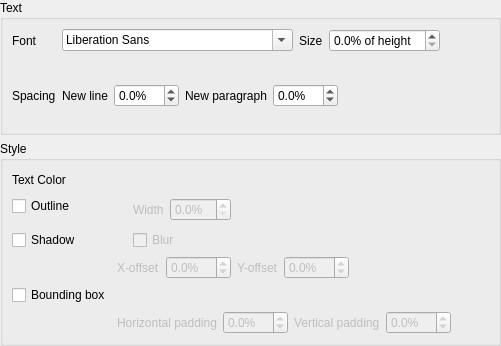
Above: src/bomi/ui/osdstylewidget.ui from bylee20/bomi before the change. Below: the same form after it.
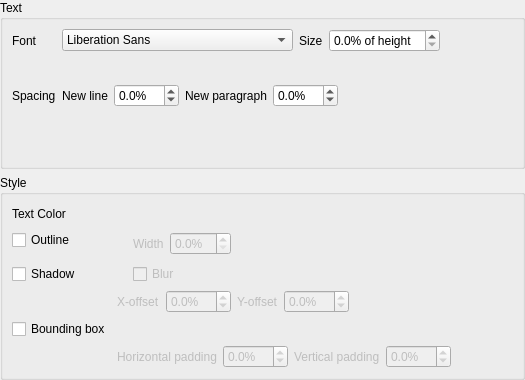
That is the form after the change. Custom widgets are drawn as their Qt base class.

```diff
--- a/src/bomi/ui/osdstylewidget.ui
+++ b/src/bomi/ui/osdstylewidget.ui
@@ -6,8 +6,8 @@
    <rect>
     <x>0</x>
     <y>0</y>
-    <width>501</width>
-    <height>346</height>
+    <width>525</width>
+    <height>380</height>
    </rect>
   </property>
   <layout class="QVBoxLayout" name="verticalLayout_3">
@@ -39,7 +39,11 @@
       <item row="0" column="1">
        <layout class="QHBoxLayout" name="horizontalLayout">
         <item>
-         <widget class="QFontComboBox" name="font_family"/>
+         <widget class="QFontComboBox" name="font_family">
+          <property name="editable">
+           <bool>false</bool>
+          </property>
+         </widget>
         </item>
         <item>
          <widget class="QLabel" name="label_21">
```
